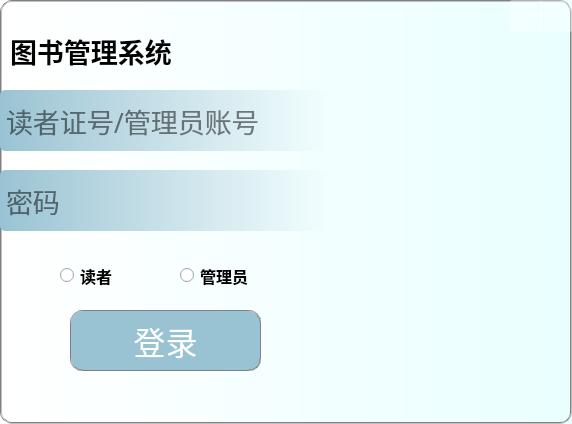
Old version of the form mainwindow.ui in the repository U-rara/LibraryManagementByQt.
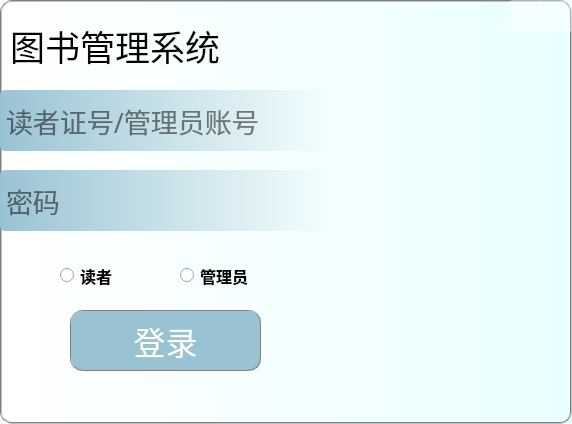
New version of the form. Icons and pictures are not drawn.

```diff
--- a/mainwindow.ui
+++ b/mainwindow.ui
@@ -29,17 +29,17 @@
     <property name="geometry">
      <rect>
       <x>10</x>
-      <y>30</y>
-      <width>211</width>
-      <height>41</height>
+      <y>10</y>
+      <width>341</width>
+      <height>71</height>
      </rect>
     </property>
     <property name="font">
      <font>
-      <family>微软雅黑</family>
-      <pointsize>20</pointsize>
-      <weight>75</weight>
-      <bold>true</bold>
+      <family>微软雅黑 Light</family>
+      <pointsize>26</pointsize>
+      <weight>50</weight>
+      <bold>false</bold>
      </font>
     </property>
     <property name="text">
```
